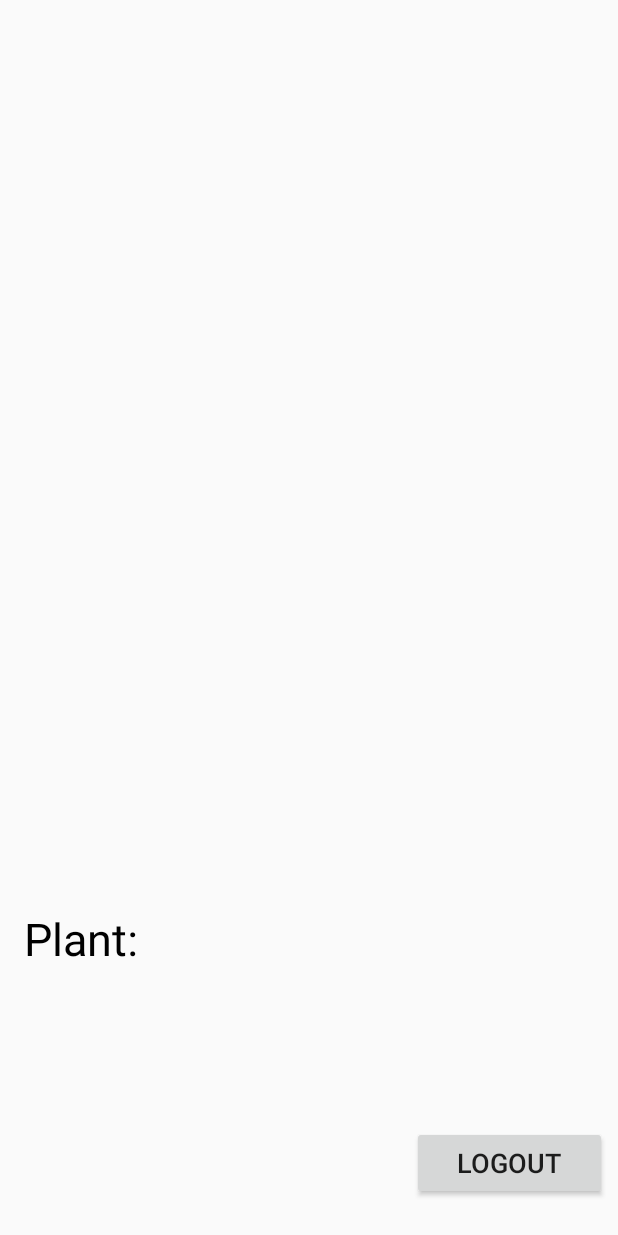
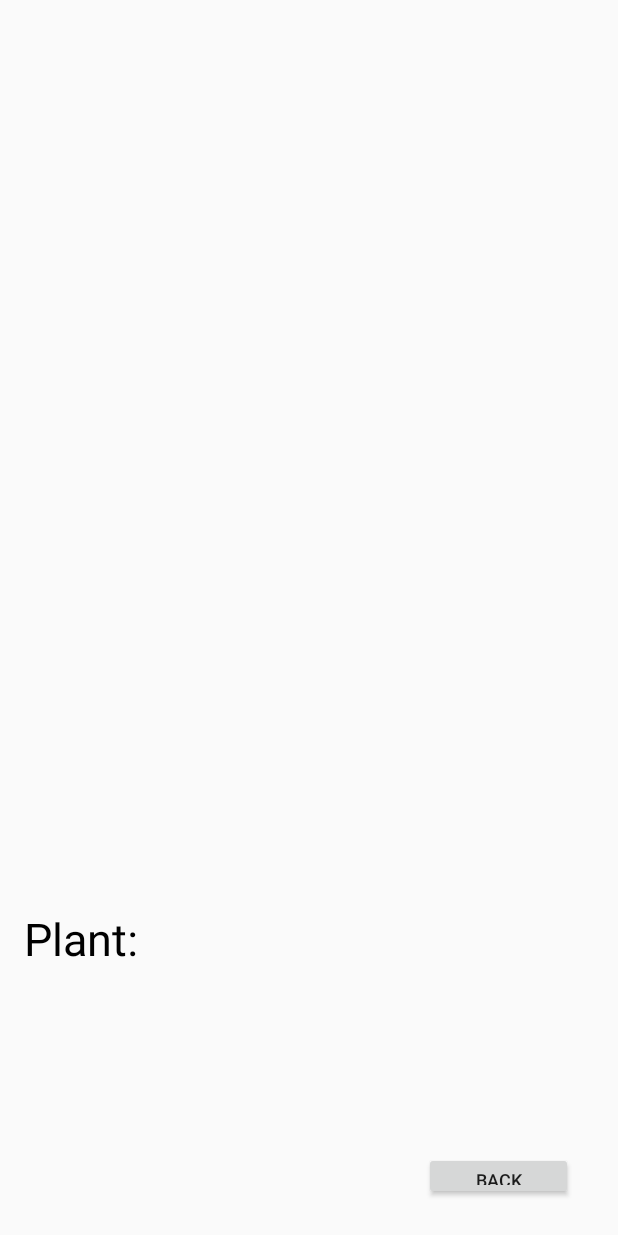
Before and after one commit to trm119/PoisonousPlants, an Android app: the layout activity_main.xml on its own in the app's theme, with its tools: preview values and no code run, on a phone screen of 412 x 824 dp. Run offline under Robolectric (Android 15) with nearby library versions, the phone set to English and light mode, and no system bars.

Commit message:
Update activity_main.xml

```diff
--- a/app/src/main/res/layout/activity_main.xml
+++ b/app/src/main/res/layout/activity_main.xml
@@ -46,19 +46,19 @@
 
     <Button
         android:id="@+id/button2"
-        android:layout_width="130dp"
-        android:layout_height="49dp"
+        android:layout_width="99dp"
+        android:layout_height="32dp"
         android:layout_marginStart="8dp"
         android:layout_marginLeft="8dp"
         android:layout_marginTop="8dp"
         android:layout_marginEnd="4dp"
         android:layout_marginRight="4dp"
         android:layout_marginBottom="24dp"
-        android:text="Logout"
-        android:textSize="18sp"
+        android:text="Back"
+        android:textSize="12sp"
         app:layout_constraintBottom_toBottomOf="parent"
         app:layout_constraintEnd_toEndOf="parent"
-        app:layout_constraintHorizontal_bias="0.988"
+        app:layout_constraintHorizontal_bias="0.913"
         app:layout_constraintStart_toStartOf="parent"
         app:layout_constraintTop_toBottomOf="@+id/frameLayout"
         app:layout_constraintVertical_bias="1.0" />
```
